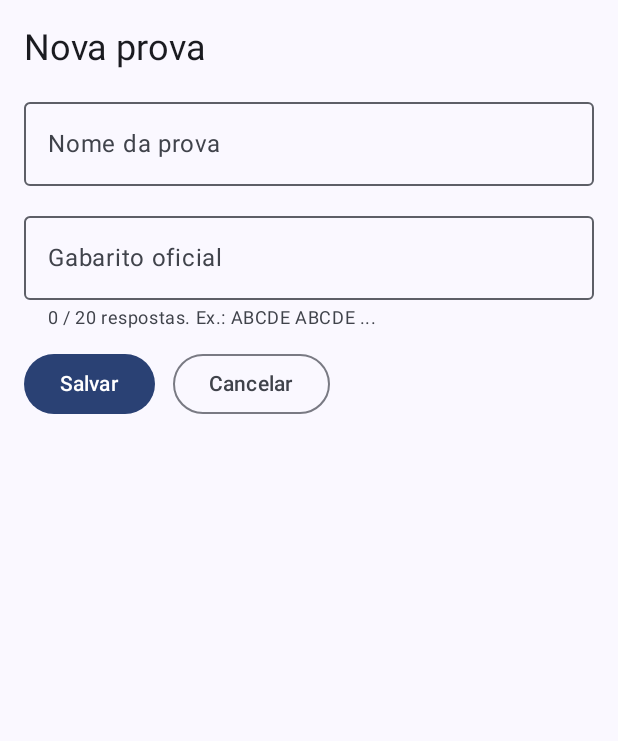
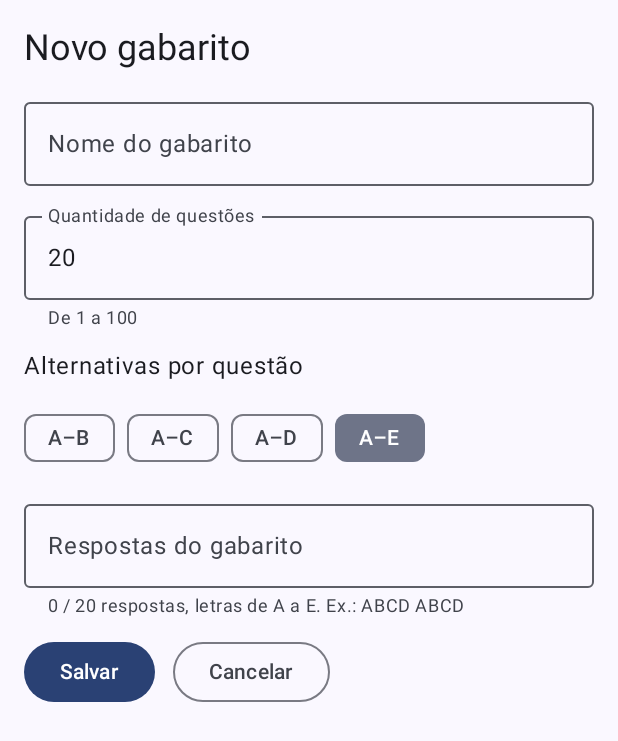
Before and after one commit to devdenisviana/gabarito-scanner, an Android app built with Jetpack Compose: the screen it shows after launch (MainActivity), after a tap on "Nova prova", on a phone screen of 412 x 824 dp. Shown: the top 741 px of the screen. Run offline under Robolectric (Android 15) with nearby library versions, the phone set to English and light mode, and no system bars; our stand-ins replace Room's generated code; 1 other tap on this screen came first.

Commit message:
Cadastro de gabarito com quantidade de questoes e alternativas configuraveis

```diff
--- a/app/src/main/java/com/devdenisviana/gabaritoscanner/MainActivity.kt
+++ b/app/src/main/java/com/devdenisviana/gabaritoscanner/MainActivity.kt
@@ -101,7 +101,6 @@ fun GabaritoApp(
         )
 
         Screen.ExamForm -> ExamFormScreen(
-            questionCount = SheetProfile.DEFAULT.questionCount,
             onSave = viewModel::createExam,
             onBack = { screen = Screen.Exams },
             modifier = modifier,
--- a/app/src/main/java/com/devdenisviana/gabaritoscanner/ui/exam/ExamScreens.kt
+++ b/app/src/main/java/com/devdenisviana/gabaritoscanner/ui/exam/ExamScreens.kt
@@ -27,6 +27,11 @@ import androidx.compose.ui.Modifier
 import androidx.compose.ui.text.input.KeyboardCapitalization
 import androidx.compose.ui.unit.dp
 import com.devdenisviana.gabaritoscanner.data.ExamEntity
+import androidx.compose.foundation.rememberScrollState
+import androidx.compose.foundation.verticalScroll
+import androidx.compose.material3.FilterChip
+import androidx.compose.runtime.mutableIntStateOf
+import androidx.compose.ui.text.input.KeyboardType
 
 /** Lists the registered exams, with options to create and delete them. */
 @Composable
@@ -96,29 +101,33 @@ fun ExamListScreen(
 }
 
 /**
- * Form to register an exam. [onSave] returns an error message to display,
- * or null when the exam was created (the screen then goes back).
+ * Form to register an answer key. [onSave] returns an error message to display,
+ * or null when it was created (the screen then goes back).
  */
 @Composable
 fun ExamFormScreen(
-    questionCount: Int,
-    onSave: (name: String, answerKey: String) -> String?,
+    onSave: (name: String, answerKey: String, questionCount: Int, optionsPerQuestion: Int) -> String?,
     onBack: () -> Unit,
     modifier: Modifier = Modifier,
 ) {
     var name by remember { mutableStateOf("") }
+    var questionCountText by remember { mutableStateOf("20") }
+    var options by remember { mutableIntStateOf(5) }
     var answerKey by remember { mutableStateOf("") }
     var error by remember { mutableStateOf<String?>(null) }
 
+    val questionCount = questionCountText.toIntOrNull() ?: 0
     val typed = answerKey.count { !it.isWhitespace() }
+    val lastLetter = 'A' + options - 1
 
     Column(
         modifier = modifier
             .fillMaxSize()
+            .verticalScroll(rememberScrollState())
             .padding(16.dp),
         verticalArrangement = Arrangement.spacedBy(12.dp),
     ) {
-        Text(text = "Nova prova", style = MaterialTheme.typography.headlineSmall)
+        Text(text = "Novo gabarito", style = MaterialTheme.typography.headlineSmall)
 
         OutlinedTextField(
             value = name,
@@ -126,10 +135,37 @@ fun ExamFormScreen(
                 name = it
                 error = null
             },
-            label = { Text("Nome da prova") },
+            label = { Text("Nome do gabarito") },
             singleLine = true,
             modifier = Modifier.fillMaxWidth(),
         )
+
+        OutlinedTextField(
+            value = questionCountText,
+            onValueChange = { text ->
+                questionCountText = text.filter { it.isDigit() }.take(3)
+                error = null
+            },
+            label = { Text("Quantidade de questões") },
+            supportingText = { Text("De 1 a 100") },
+            singleLine = true,
+            keyboardOptions = KeyboardOptions(keyboardType = KeyboardType.Number),
+            modifier = Modifier.fillMaxWidth(),
+        )
+
+        Text(text = "Alternativas por questão")
+        Row(horizontalArrangement = Arrangement.spacedBy(8.dp)) {
+            for (count in 2..5) {
+                FilterChip(
+                    selected = options == count,
+                    onClick = {
+                        options = count
+                        error = null
+                    },
+                    label = { Text("A–${'A' + count - 1}") },
+                )
+            }
+        }
 
         OutlinedTextField(
             value = answerKey,
@@ -137,8 +173,10 @@ fun ExamFormScreen(
                 answerKey = it.uppercase()
                 error = null
             },
-            label = { Text("Gabarito oficial") },
-            supportingText = { Text("$typed / $questionCount respostas. Ex.: ABCDE ABCDE ...") },
+            label = { Text("Respostas do gabarito") },
+            supportingText = {
+                Text("$typed / $questionCount respostas, letras de A a $lastLetter. Ex.: ABCD ABCD")
+            },
             keyboardOptions = KeyboardOptions(capitalization = KeyboardCapitalization.Characters),
             modifier = Modifier.fillMaxWidth(),
         )
@@ -147,7 +185,7 @@ fun ExamFormScreen(
 
         Row(horizontalArrangement = Arrangement.spacedBy(12.dp)) {
             Button(onClick = {
-                val message = onSave(name, answerKey)
+                val message = onSave(name, answerKey, questionCount, options)
                 if (message == null) onBack() else error = message
             }) { Text("Salvar") }
             OutlinedButton(onClick = onBack) { Text("Cancelar") }
```
Also changed, not shown: app/src/main/java/com/devdenisviana/gabaritoscanner/ui/AppViewModel.kt (+10 -3 lines).
